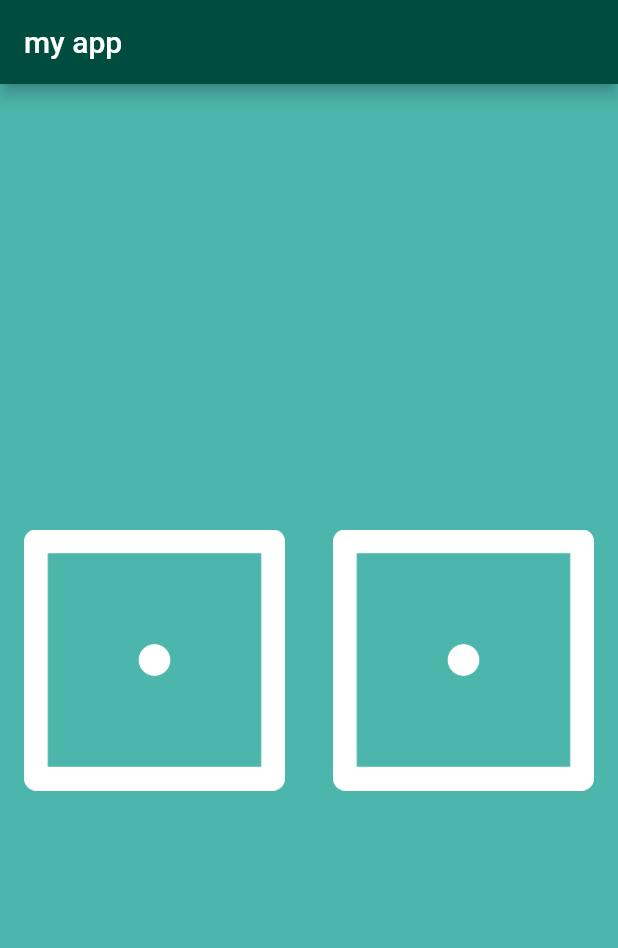
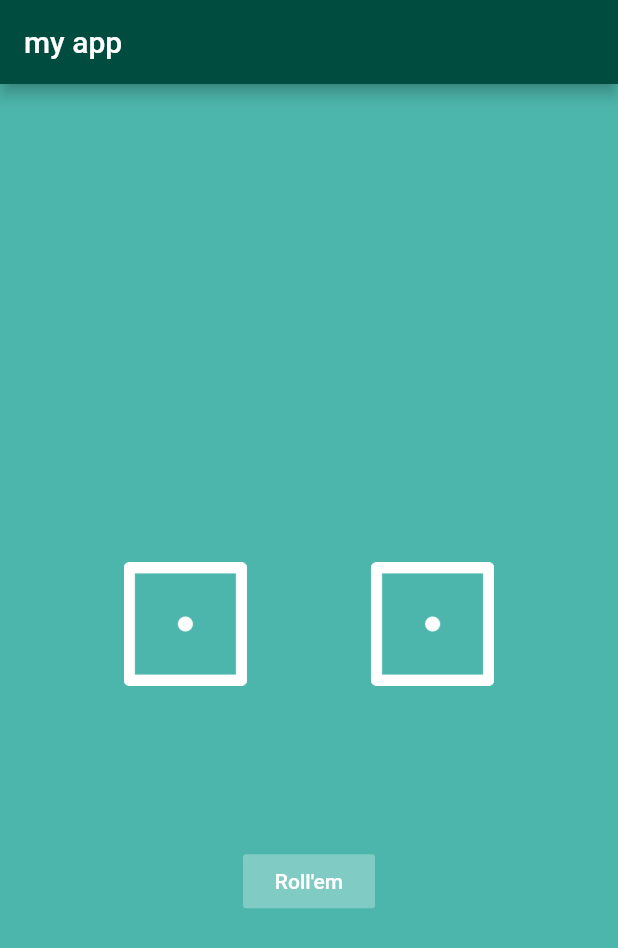
Before and after one commit to oocak/dice, a Flutter app: the screen it shows after launch, on a phone screen of 412 x 824 dp. Shown: the top 948 px of the screen. Run offline on Flutter 3.47's test engine with Material 2 defaults, Android fonts, the phone set to English and light mode, and no system bars.

Commit message:
with button and better design

```diff
--- a/lib/main.dart
+++ b/lib/main.dart
@@ -30,16 +30,28 @@ class _MyAppState extends State<MyApp> {
         backgroundColor: Colors.teal.shade300,
         appBar: AppBar(title: Text('my app'),backgroundColor: Colors.teal.shade900,),
         body: Center(
-          child:Row(
-            mainAxisAlignment: MainAxisAlignment.center,
-            children: <Widget>[
-              Expanded(child: FlatButton(
-                child: Image(image: AssetImage('images/dice$leftDice.png')),
-                onPressed: () {rollDice();},)),
-              Expanded(child: FlatButton(
-                child: Image(image: AssetImage('images/dice$rightDice.png')),
-                onPressed: () {rollDice();},))
-            ],
+          child:Column(
+           mainAxisAlignment: MainAxisAlignment.center,
+           children: <Widget>[
+             Spacer(flex:3),
+             Row(
+              children: <Widget>[
+                Spacer(),
+                Expanded(child: Image(image: AssetImage('images/dice$leftDice.png'))),
+                Spacer(),
+                Expanded(child: Image(image: AssetImage('images/dice$rightDice.png'))),
+                Spacer(),
+              ],
+            ),
+            Spacer(flex:1),
+            FlatButton(
+              padding:EdgeInsets.fromLTRB(5.0,2.0,5.0,2.0),
+              child: Text("Roll'em"),
+              onPressed: () {rollDice();},
+              color:Colors.teal.shade200,
+              textColor:Colors.white ),
+            Spacer(flex:2)
+           ],
           ),
         ),
       )
```
